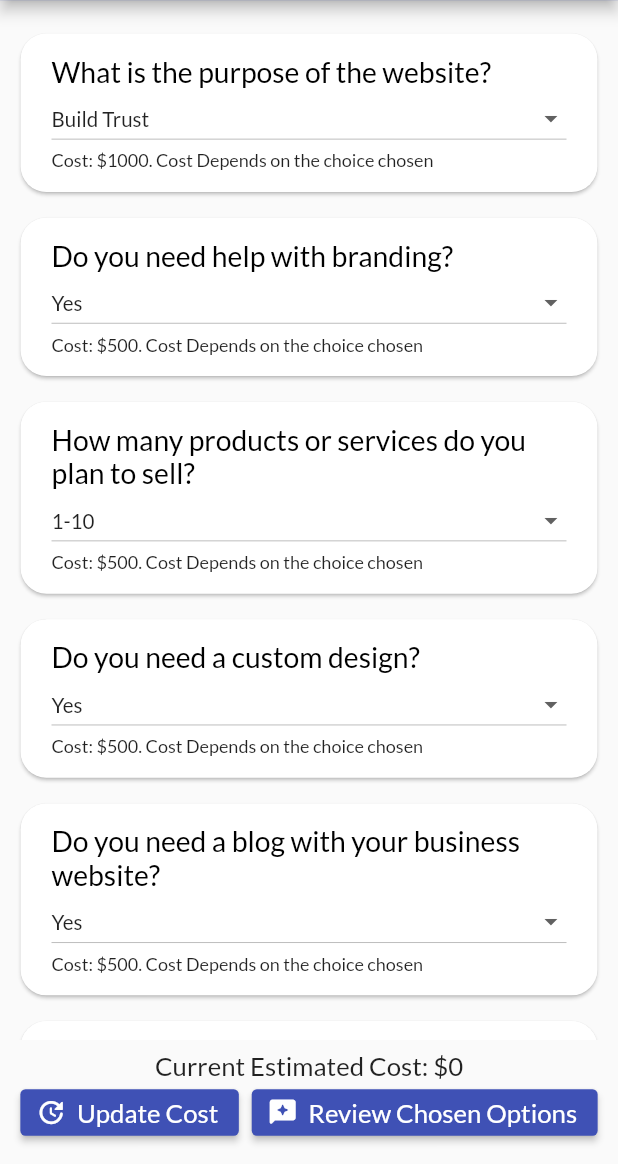
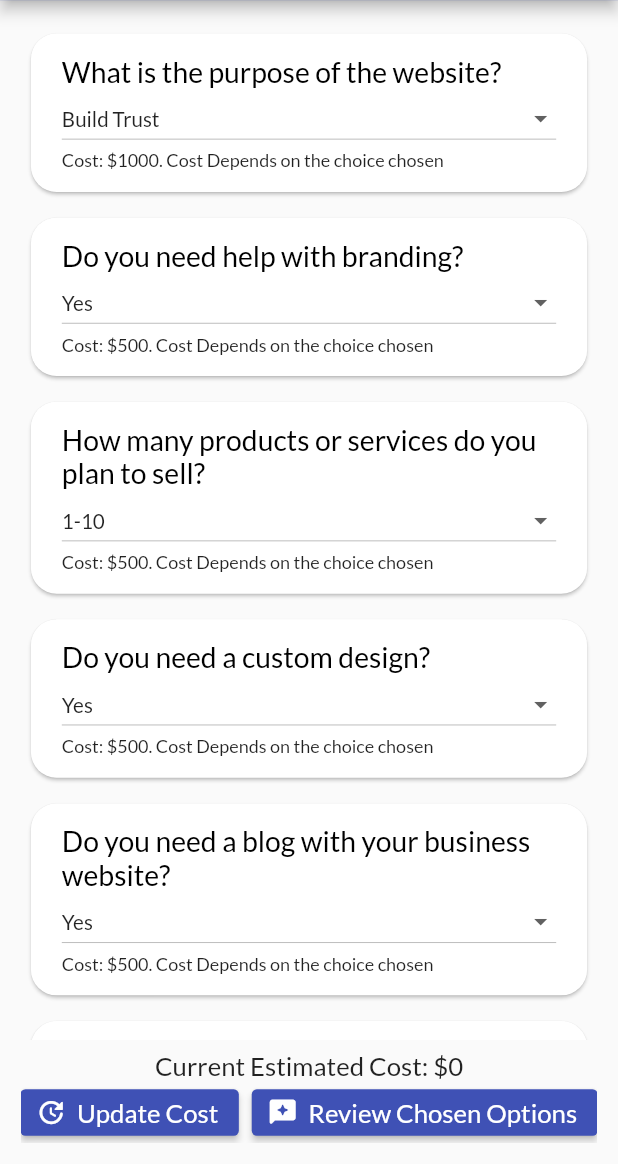
Before and after one commit to fahadthakur/cost-calculator-flutter, a Flutter app: the WebSelect screen opened directly, on a phone screen of 412 x 824 dp, the part 72-1236 px from its top. Run offline on Flutter 3.47's test engine with Material 2 defaults, Android fonts, the phone set to English and light mode, and no system bars; our stand-ins replace google_fonts, responsive_framework.

Commit message:
Changed padding on web select page

```diff
--- a/lib/Screens/webselect.dart
+++ b/lib/Screens/webselect.dart
@@ -54,7 +54,7 @@ class _WebSelectState extends State<WebSelect> {
       ),
       body: SafeArea(
         child: Padding(
-          padding: EdgeInsets.symmetric(horizontal: 8.0, vertical: 16.0),
+          padding: EdgeInsets.symmetric(horizontal: 16.0, vertical: 16.0),
           child: Stack(
             alignment: Alignment.center,
             children: [
```
